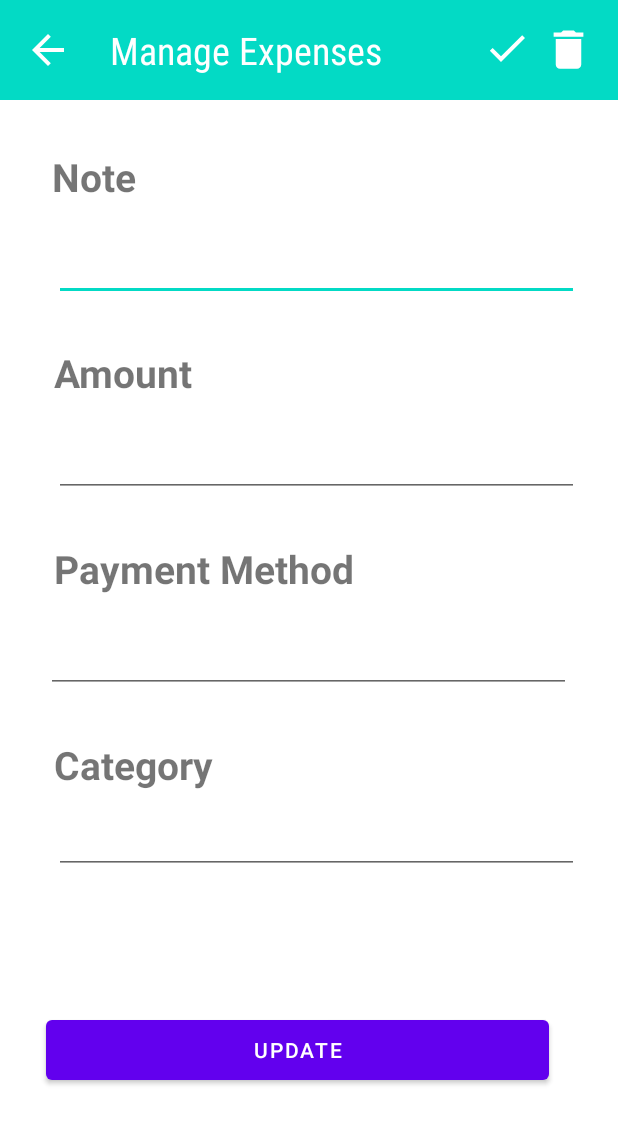
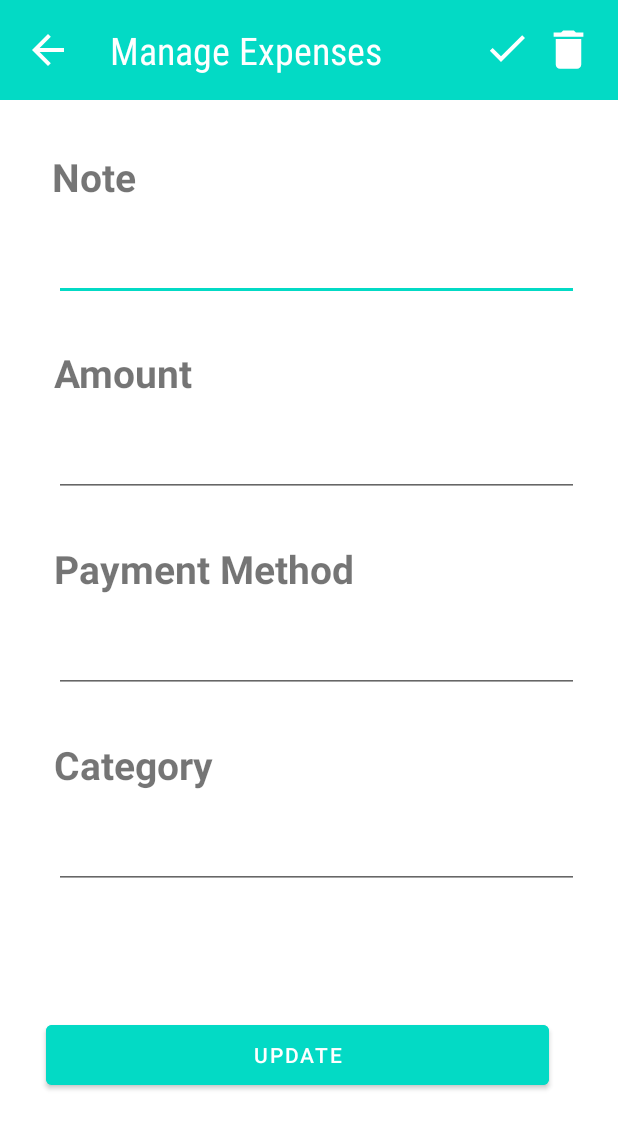
Before and after one commit to rashmidaswaththa/WD15_FinanceApp, an Android app: the UpdateExpenseActivity screen opened directly, with no data from a screen before it, on a phone screen of 412 x 824 dp. Shown: the top 1129 px of the screen. Run offline under Robolectric (Android 15) with nearby library versions, the phone set to English and light mode, and no system bars.

Commit message:
Update expense function - update operation

```diff
--- a/src/expense/app/src/main/java/com/example/newfinanceapp/ExpenseDatabaseHelper.java
+++ b/src/expense/app/src/main/java/com/example/newfinanceapp/ExpenseDatabaseHelper.java
@@ -63,6 +63,11 @@ public class ExpenseDatabaseHelper extends SQLiteOpenHelper {
         }
     }
 
+    void deleteAllData(){
+        SQLiteDatabase db = this.getWritableDatabase();
+        db.execSQL("DELETE FROM " + TABLE_NAME);
+    }
+
     public Cursor readAllData() {
         String query = "SELECT * FROM " + TABLE_NAME;
         SQLiteDatabase db = this.getReadableDatabase();
--- a/src/expense/app/src/main/java/com/example/newfinanceapp/UpdateExpenseActivity.java
+++ b/src/expense/app/src/main/java/com/example/newfinanceapp/UpdateExpenseActivity.java
@@ -1,9 +1,9 @@
 package com.example.newfinanceapp;
 
-import androidx.appcompat.app.AppCompatActivity;
-
+import android.content.DialogInterface;
 import android.content.Intent;
 import android.os.Bundle;
+import android.util.Log;
 import android.view.View;
 import android.widget.Button;
 import android.widget.EditText;
@@ -13,24 +13,18 @@ import android.widget.TextView;
 import android.widget.Toast;
 
 import androidx.appcompat.app.AlertDialog;
-
-import android.content.DialogInterface;
+import androidx.appcompat.app.AppCompatActivity;
 
 public class UpdateExpenseActivity extends AppCompatActivity {
 
 
     //views
-
-
-    private EditText note_text, category_text, method_text;
-    private EditText amount_text;
+    private EditText note_text, category_text, method_text,amount_text;
     private Button update_button;
 
 
-    private String recordId;
-
     //db helper
-    ExpenseDatabaseHelper DB;
+    ExpenseDatabaseHelper myDB;
 
 
     String note;
@@ -54,34 +48,35 @@ public class UpdateExpenseActivity extends AppCompatActivity {
         update_button = findViewById(R.id.update_btn);
 
         //init db helper class
-        DB = new ExpenseDatabaseHelper(this);
+        myDB = new ExpenseDatabaseHelper(this);
 
         //Tool bar
-        ImageView left_arrow = findViewById(R.id.left_arrow);
+        ImageButton left_arrow1 = findViewById(R.id.left_arrow1);
         ImageView check = findViewById(R.id.check);
         TextView title = findViewById(R.id.title);
-        ImageView clear = findViewById(R.id.clear);
+        ImageButton clear = findViewById(R.id.clear);
 
         //First we call this
         getAndSetIntentData();
 
-        left_arrow.setOnClickListener(new View.OnClickListener() {
+        left_arrow1.setOnClickListener(new View.OnClickListener() {
             @Override
-            public void onClick(View v) {
+            public void onClick(View view) {
                 Intent intent = new Intent(UpdateExpenseActivity.this, ExpenseMainActivity.class);
                 startActivity(intent);
             }
         });
 
+
         update_button.setOnClickListener(new View.OnClickListener() {
             @Override
             public void onClick(View view) {
-                DB = new ExpenseDatabaseHelper(UpdateExpenseActivity.this);
+                myDB = new ExpenseDatabaseHelper(UpdateExpenseActivity.this);
                 note = note_text.getText().toString().trim();
                 amount = amount_text.getText().toString().trim();
                 method = method_text.getText().toString().trim();
                 category = category_text.getText().toString().trim();
-                DB.updateData(id, note, amount, method,  category);
+                myDB.updateData(id, note, amount, method,  category);
 
             }
         });
@@ -96,15 +91,15 @@ public class UpdateExpenseActivity extends AppCompatActivity {
     }
 
     private void getAndSetIntentData() {
-        if (getIntent().hasExtra("_id") && getIntent().hasExtra("expense_note") &&
-                getIntent().hasExtra("expense_amount") && getIntent().hasExtra("payment_method") && getIntent().hasExtra("expense_category")) {
+        if (getIntent().hasExtra("id") && getIntent().hasExtra("note") &&
+                getIntent().hasExtra("amount") && getIntent().hasExtra("method") && getIntent().hasExtra("category")) {
             //Getting Data from Intent
             //Intent intent = new Intent (context, UpdateExpenseActivity.class);
-            recordId = getIntent().getStringExtra("_id");
-            note = getIntent().getStringExtra("expense_note");
-            amount = getIntent().getStringExtra("expense_amount");
-            method = getIntent().getStringExtra("payment_method");
-            category = getIntent().getStringExtra("expense_category");
+             id= getIntent().getStringExtra("id");
+            note = getIntent().getStringExtra("note");
+            amount = getIntent().getStringExtra("amount");
+            method = getIntent().getStringExtra("method");
+            category = getIntent().getStringExtra("category");
 
             //set data
 
@@ -112,6 +107,8 @@ public class UpdateExpenseActivity extends AppCompatActivity {
             amount_text.setText(amount);
             method_text.setText(method);
             category_text.setText(category);
+
+            Log.d("stev", note+" "+amount+" "+method+" "+category);
         } else {
             Toast.makeText(this, "No data.", Toast.LENGTH_SHORT).show();
         }
@@ -126,8 +123,8 @@ public class UpdateExpenseActivity extends AppCompatActivity {
         builder.setPositiveButton("Yes", new DialogInterface.OnClickListener() {
             @Override
             public void onClick(DialogInterface dialogInterface, int i) {
-
-                DB.deleteOneRow(recordId);
+                ExpenseDatabaseHelper myDB = new ExpenseDatabaseHelper(UpdateExpenseActivity.this);
+                myDB.deleteOneRow(id);
                 finish();
             }
         });
--- a/src/expense/app/src/main/res/layout/activity_main.xml
+++ b/src/expense/app/src/main/res/layout/activity_main.xml
@@ -136,6 +136,7 @@
         android:layout_marginTop="20dp"
         android:layout_marginEnd="155dp"
         android:layout_marginBottom="60dp"
+        android:backgroundTint="@color/teal_200"
         android:text="Add"
         app:layout_constraintBottom_toBottomOf="parent"
         app:layout_constraintEnd_toEndOf="parent"
--- a/src/expense/app/src/main/res/layout/activity_update_expense.xml
+++ b/src/expense/app/src/main/res/layout/activity_update_expense.xml
@@ -10,6 +10,7 @@
     <include
         android:id="@+id/include"
         layout="@layout/toolbar_for_updateactivity"
+        android:backgroundTint="@color/teal_200"
         tools:layout_editor_absoluteX="-55dp"
         tools:layout_editor_absoluteY="0dp" />
 
@@ -111,7 +112,7 @@
         android:ems="10"
         android:inputType="textPersonName"
         app:layout_constraintEnd_toEndOf="parent"
-        app:layout_constraintHorizontal_bias="1.0"
+        app:layout_constraintHorizontal_bias="0.0"
         app:layout_constraintStart_toStartOf="parent"
         app:layout_constraintTop_toBottomOf="@+id/addfield3_text" />
 
@@ -120,7 +121,7 @@
         android:layout_width="@dimen/addField1_textwidth"
         android:layout_height="@dimen/addField1_textheight"
         android:layout_marginStart="36dp"
-        android:layout_marginTop="15dp"
+        android:layout_marginTop="25dp"
         android:layout_marginEnd="33dp"
         android:ems="10"
         android:inputType="textPersonName"
@@ -137,6 +138,7 @@
         android:layout_marginTop="20dp"
         android:layout_marginEnd="155dp"
         android:layout_marginBottom="60dp"
+        android:backgroundTint="@color/teal_200"
         android:text="Update"
         app:layout_constraintBottom_toBottomOf="parent"
         app:layout_constraintEnd_toEndOf="parent"
--- a/src/expense/app/src/main/res/layout/toolbar_for_updateactivity.xml
+++ b/src/expense/app/src/main/res/layout/toolbar_for_updateactivity.xml
@@ -1,5 +1,6 @@
 <?xml version="1.0" encoding="utf-8"?>
 <RelativeLayout xmlns:android="http://schemas.android.com/apk/res/android"
+    xmlns:app="http://schemas.android.com/apk/res-auto"
     android:layout_width="match_parent"
     android:layout_height="match_parent"
     android:background="@color/white">
@@ -12,14 +13,6 @@
         android:background="@color/teal_200"
         android:padding="16dp">
 
-        <ImageView
-            android:id="@+id/left_arrow"
-            android:layout_width="wrap_content"
-            android:layout_height="wrap_content"
-            android:layout_centerVertical="true"
-            android:contentDescription="@string/back_arrow"
-            android:src="@drawable/ic_baseline_arrow_back_24" />
-
         <TextView
             android:id="@+id/title"
             android:layout_width="238dp"
@@ -29,7 +22,7 @@
             android:layout_marginStart="25dp"
             android:layout_marginTop="0dp"
             android:layout_marginEnd="117dp"
-            android:layout_toEndOf="@id/left_arrow"
+            android:layout_toEndOf="@id/left_arrow1"
             android:fontFamily="sans-serif-condensed"
             android:text="@string/toolbar_title"
             android:textColor="@color/white"
@@ -44,13 +37,23 @@
             android:contentDescription="@string/save_button"
             android:src="@drawable/ic_outline_check_24" />
 
-        <ImageView
+        <ImageButton
+            android:id="@+id/left_arrow1"
+            android:layout_width="wrap_content"
+            android:layout_height="wrap_content"
+            android:layout_centerVertical="true"
+            android:contentDescription="@string/back_arrow"
+            app:srcCompat="@drawable/ic_baseline_arrow_back_24"
+            android:background="@color/teal_200"/>
+
+        <ImageButton
             android:id="@+id/clear"
             android:layout_width="wrap_content"
             android:layout_height="wrap_content"
             android:layout_alignParentEnd="true"
             android:contentDescription="@string/save_button"
-            android:src="@drawable/ic_baseline_delete_24"/>
+            app:srcCompat="@drawable/ic_baseline_delete_24"
+            android:background="@color/teal_200"/>
     </RelativeLayout>
 
 </RelativeLayout>
```
Also changed, not shown: src/expense/app/src/main/java/com/example/newfinanceapp/ExpenseAdapterRecord.java (+35 -37 lines), src/expense/app/src/main/java/com/example/newfinanceapp/ExpenseMainActivity.java (+33 -29 lines), src/expense/app/src/main/java/com/example/newfinanceapp/ExpenseModelRecord.java (deleted, +0 -75 lines).
